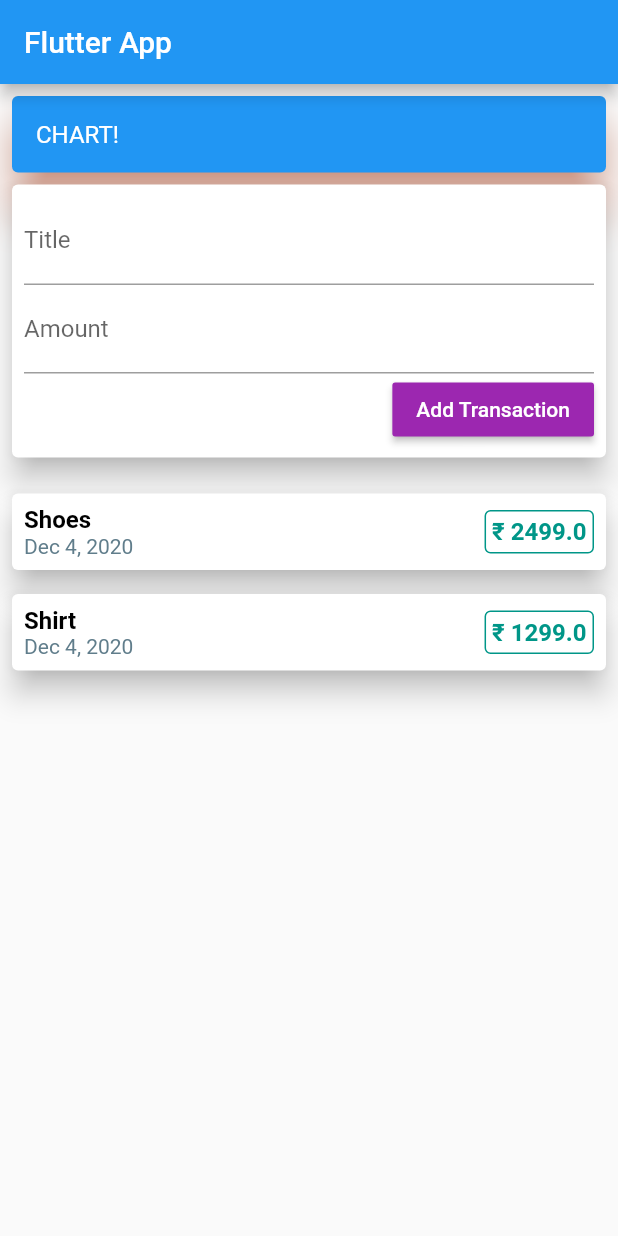
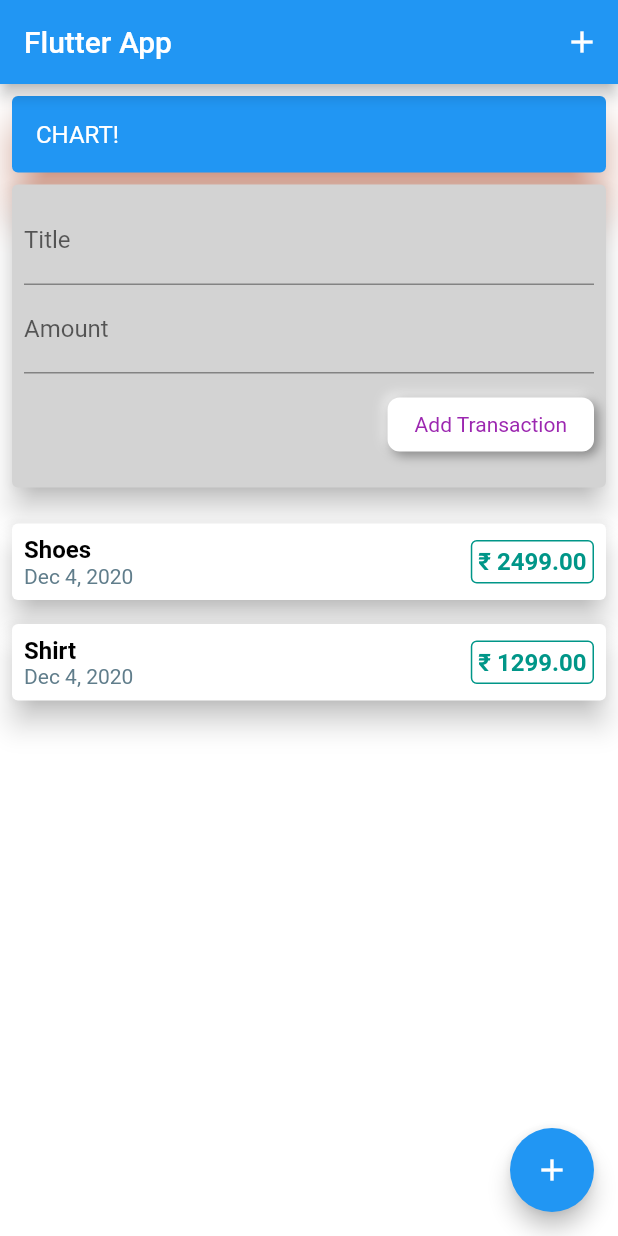
Before and after one commit to sourendra/flutter_two, a Flutter app: the screen it shows after launch, after a tap on "Add Transaction", on a phone screen of 412 x 824 dp. Run offline on Flutter 3.47's test engine with Material 2 defaults, Android fonts, the phone set to English and light mode, and no system bars; drawn by our look-alikes of flutter_neumorphic.

Commit message:
added FloatingActionButton

```diff
--- a/lib/main.dart
+++ b/lib/main.dart
@@ -1,4 +1,5 @@
 import 'package:flutter/material.dart';
+import 'package:flutter_neumorphic/flutter_neumorphic.dart';
 import 'package:flutter_two/widgets/user_transactions.dart';
 import './models/Transaction.dart';
 import 'package:intl/intl.dart';
@@ -11,21 +12,38 @@ class MyApp extends StatelessWidget {
   // This widget is the root of your application.
   @override
   Widget build(BuildContext context) {
-    return MaterialApp(
+    return NeumorphicApp(
+      debugShowCheckedModeBanner: false,
       title: 'Flutter Demo',
+      themeMode: ThemeMode.light,
+      theme: NeumorphicThemeData(
+        baseColor: Color(0xFFFFFFFF),
+        lightSource: LightSource.topLeft,
+        depth: 10,
+      ),
+      darkTheme: NeumorphicThemeData(
+        baseColor: Color(0xFF3E3E3E),
+        lightSource: LightSource.topLeft,
+        depth: 6,
+      ),
       home: MyHomePage(),
     );
   }
 }
 
 class MyHomePage extends StatelessWidget {
-
   @override
   Widget build(BuildContext context) {
     // TODO: implement build
     return Scaffold(
       appBar: AppBar(
         title: Text('Flutter App'),
+        actions: [
+          IconButton(
+            icon: Icon(Icons.add_outlined),
+            onPressed: () {},
+          )
+        ],
       ),
       body: SingleChildScrollView(
         child: Column(
@@ -53,6 +71,10 @@ class MyHomePage extends StatelessWidget {
           ],
         ),
       ),
+      floatingActionButton: FloatingActionButton(
+        child: Icon(Icons.add),
+        onPressed: () {},
+      ),
     );
   }
 }
--- a/lib/widgets/new_transaction.dart
+++ b/lib/widgets/new_transaction.dart
@@ -1,5 +1,6 @@
 import 'package:flutter/cupertino.dart';
 import 'package:flutter/material.dart';
+import 'package:flutter_neumorphic/flutter_neumorphic.dart';
 import 'package:flutter_two/models/Transaction.dart';
 
 class NewTransaction extends StatelessWidget {
@@ -9,11 +10,19 @@ class NewTransaction extends StatelessWidget {
 
   NewTransaction(this.addNewTransaction);
 
+  void addTransaction() {
+    final title = titleController.text;
+    final amount = double.parse(amountController.text);
+    if (title.isEmpty || amount <= 0) return;
+    addNewTransaction(title, amount);
+  }
+
   @override
   Widget build(BuildContext context) {
     return Card(
       margin: EdgeInsets.all(8),
       elevation: 8,
+      color: Color.fromARGB(255, 211, 211, 211),
       child: Container(
         padding: EdgeInsets.all(8),
         child: Column(
@@ -23,6 +32,7 @@ class NewTransaction extends StatelessWidget {
               decoration: InputDecoration(labelText: 'Title'),
               // onChanged: (value)=> titleInput = value,
               controller: titleController,
+              keyboardType: TextInputType.text,
             ),
             TextField(
               decoration: InputDecoration(labelText: 'Amount'),
@@ -30,17 +40,34 @@ class NewTransaction extends StatelessWidget {
               controller: amountController,
               keyboardType:
                   TextInputType.numberWithOptions(signed: true, decimal: true),
+              onSubmitted: (_) => addTransaction(),
             ),
-            RaisedButton(
-              color: Colors.purple,
-              onPressed: () {
-                addNewTransaction(titleController.text, double.parse(amountController.text));
-              },
+            // RaisedButton(
+            //   color: Colors.purple,
+            //   onPressed: addTransaction,
+            //   child: Text(
+            //     'Add Transaction',
+            //     style: TextStyle(color: Colors.white),
+            //   ),
+            // ),
+            NeumorphicButton(
               child: Text(
                 'Add Transaction',
-                style: TextStyle(color: Colors.white),
+                style: TextStyle(color: Colors.purple),
               ),
-            )
+              margin: EdgeInsets.only(top: 16, bottom: 16),
+              onPressed: addTransaction,
+              style: NeumorphicStyle(
+                shape: NeumorphicShape.flat,
+                color: Colors.white,
+                // boxShape:
+                //     NeumorphicBoxShape.roundRect(BorderRadius.circular(8)),
+                // shadowLightColor: Colors.white,
+                // shadowDarkColor: Colors.grey,
+                depth: 5,
+                intensity: .75,
+              ),
+            ),
           ],
         ),
       ),
--- a/lib/widgets/transaction_list.dart
+++ b/lib/widgets/transaction_list.dart
@@ -64,7 +64,7 @@ class TransactionList extends StatelessWidget {
                       ),
                       borderRadius: BorderRadius.circular(4)),
                   child: Text(
-                    '\u20b9 ${transaction.amount}',
+                    '\u20b9 ${transaction.amount.toStringAsFixed(2)}',
                     style: TextStyle(
                       fontWeight: FontWeight.bold,
                       fontSize: 16,
--- a/pubspec.yaml
+++ b/pubspec.yaml
@@ -24,6 +24,7 @@ dependencies:
   flutter:
     sdk: flutter
   intl: ^0.16.1
+  flutter_neumorphic: ^3.0.3
 
 
   # The following adds the Cupertino Icons font to your application.
```
Also changed, not shown: pubspec.lock.
